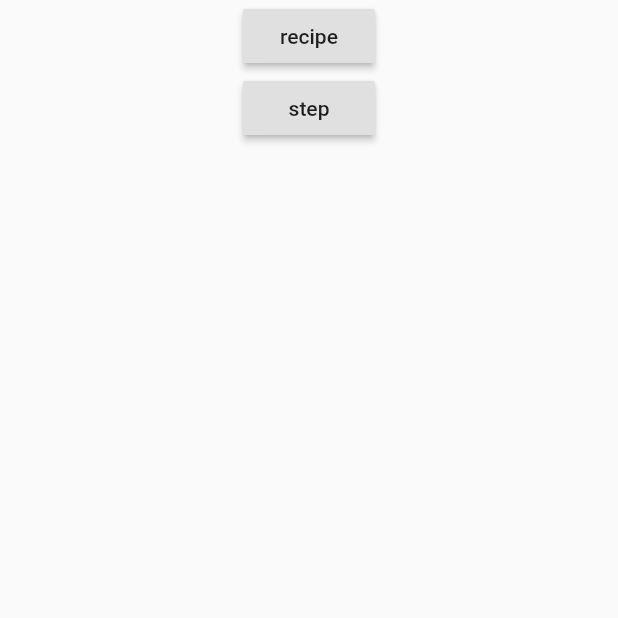
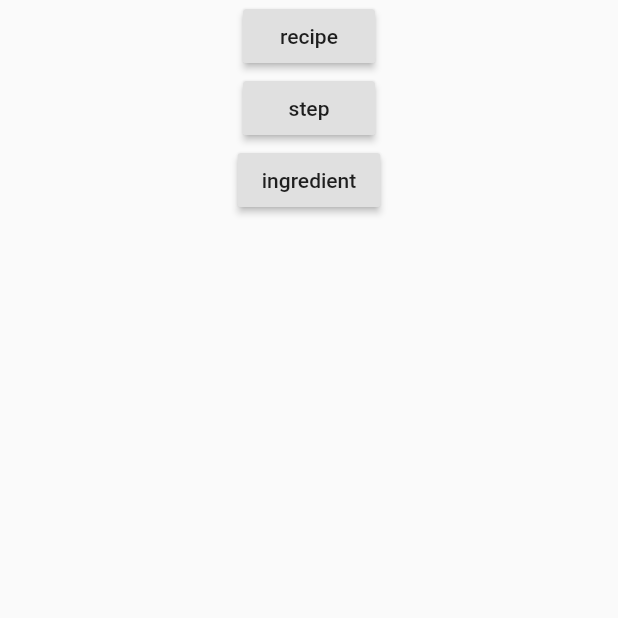
Before and after one commit to ucll-mobile-2021/project-arne-wally-s, a Flutter app: the screen it shows after launch, after a tap on "recipe", on a phone screen of 412 x 824 dp, the top half of it. Run offline on Flutter 3.47's test engine with Material 2 defaults, Android fonts, the phone set to English and light mode, and no system bars; our stand-ins replace camera, shimmer, speech_to_text, sqflite; missing offline and left inert: esys_flutter_share; accounts and stored records are empty; generated files the repository leaves out were written again.

Commit message:
table ingredients

```diff
--- a/lib/DB/DB.dart
+++ b/lib/DB/DB.dart
@@ -31,7 +31,16 @@ class RecipeHelper{
   Future<Database>initializeDatabase() async {
     var dir = await getDatabasesPath();
     var path = dir + "recipe.db";
+    /*
+    var db1 = await openDatabase(path, version: 1,onCreate: (db,version){
+      db.execute('''
+      CREATE TABLE ingredient(name TEXT , measurement_unit TEXT ,type TEXT , price REAL , picture TEXT)''');
+    },);
+    */
+
     var database = await openDatabase(path, version: 1,onCreate: (db,version){
+      db.execute('''
+      CREATE TABLE ingredient(name TEXT, measurement_unit TEXT,type TEXT, price REAL, picture TEXT)''');
       db.execute('''
       CREATE TABLE recipe(id TEXT, name TEXT, price INTEGER,veggie INTEGER, healthy INTEGER, prep_time INTEGER, difficulty INTEGER,picture TEXT)''');
       db.execute('''
@@ -39,11 +48,13 @@ class RecipeHelper{
       db.execute('''
       CREATE TABLE timer(minutes INTEGER, title TEXT)''');
       db.execute('''
-      CREATE TABLE ingredient_amount(double REAL, ingredient TEXT, REFERENCES recipe(id))''');
+      CREATE TABLE ingredient_amount(amount REAL, ingredient TEXT, REFERENCES recipe(id))''');
       db.execute('''
       CREATE TABLE cart(double REAL, ingredient TEXT, REFERENCES recipe(id))''');
 
   },);
+
+
 
 
     return database;
@@ -72,6 +83,21 @@ class RecipeHelper{
       return recipe1;
     });
   }
+  Future<List<Ingredient>> ingredients() async {
+    // Get a reference to the database.
+    final Database db = await database;
+    final List<Map<String, dynamic>> maps = await db.query('ingredient');
+    var ingredients = List.generate(maps.length, (i) {
+      var ingredient =Ingredient(
+          maps[i]['name'],
+          maps[i]['measurement_unit'],
+          maps[i]['type'],
+          maps[i]['price'],
+          maps[i]['picture']
+      );
+    });
+    return ingredients;
+  }
   Future<List<im.Step>> steps() async {
     // Get a reference to the database.
     final Database db = await database;
@@ -89,7 +115,6 @@ class RecipeHelper{
 
   void insertStep(im.Step step) async{
     var db = await this.database;
-    print("@@@@@@@@@@@@@@@@@@@@@@@@@@@@@@@@@@@@@@@@@@@@@@@@@");
     print(step.toJson().toString());
     var result = await db.insert("step", step.toJson());
 
@@ -98,10 +123,8 @@ class RecipeHelper{
 
   void insertIngredient(Ingredient ingredient) async{
     var db = await this.database;
-    print("@@@@@@@@@@@@@@@@@@@@@@@@@@@@@@@@@@@@@@@@@@@@@@@@@");
     print(ingredient.toJson().toString());
     var result = await db.insert("ingredient", ingredient.toJson());
-
     print('result: $result');
   }
   void insertIngredientAmount(Ingredientamount ingredientamount) async{
@@ -114,9 +137,6 @@ class RecipeHelper{
 
   void insertRecipe(Recipe recipe) async{
     var db = await this.database;
-    print("____________________________");
-    recipes().toString();
-    print("____________________________");
     try{
       var result = await db.insert("recipe", recipe.toMap());
       print('result: $result');
@@ -130,7 +150,6 @@ class RecipeHelper{
   Future<void> deleteRecipe(String id) async {
     // Get a reference to the database.
     final db = await database;
-
     // Remove the recipe from the Database.
     await db.delete(
       'recipe',
@@ -140,4 +159,16 @@ class RecipeHelper{
       whereArgs: [id],
     );
   }
+
+  Future<void> deleteAllSteps() async {
+    // Get a reference to the database.
+    final db = await database;
+    // Remove the recipe from the Database.
+    await db.delete(
+      'step',
+      // Use a `where` clause to delete a specific recipe.
+      where: "1 or 1",
+      // Pass the recipe's id as a whereArg to prevent SQL injection.
+    );
+  }
 }
--- a/lib/main.dart
+++ b/lib/main.dart
@@ -117,8 +117,23 @@ class _MyHomePageState extends State<MyHomePage> {
 
             im.Step step = new im.Step(1,"a","b",1);
             _recipeHelper.insertStep(step);
+            //_recipeHelper.deleteAllSteps();
             print(_recipeHelper.steps());
             //_recipeHelper.deleteRecipe("id2");
+          });
+          // Set default people to latest used value
+
+        },)
+      ),
+      Center( child: RaisedButton(
+        child: Text("ingredient"),
+        onPressed: () {
+          _recipeHelper.initializeDatabase().then((value){
+            print('--------DB ingredient ready----------');
+
+            Ingredient ingredient = new Ingredient("name","U","type",3.3,"picture");
+            _recipeHelper.insertIngredient(ingredient);
+            //print(_recipeHelper.ingredients());
           });
           // Set default people to latest used value
 
@@ -127,7 +142,6 @@ class _MyHomePageState extends State<MyHomePage> {
 
 
     ])));
-
     /*
     return Scaffold(
       body: _pages[_selectedIndex],
```
